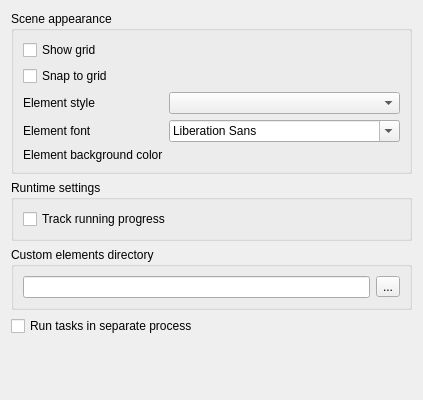
Above: src/plugins/workflow_designer/src/ui/WorkflowSettingsWidget.ui from violethaze74/ugene before the change. Below: the same form after it.
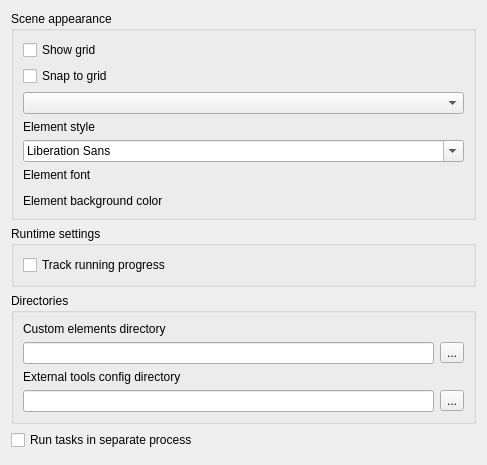
That is the form after the change.

Commit message: UGENE-253: external tool worker

Diff of the .ui file:
```diff
--- a/src/plugins/workflow_designer/src/ui/WorkflowSettingsWidget.ui
+++ b/src/plugins/workflow_designer/src/ui/WorkflowSettingsWidget.ui
@@ -6,67 +6,64 @@
    <rect>
     <x>0</x>
     <y>0</y>
-    <width>412</width>
-    <height>400</height>
+    <width>487</width>
+    <height>465</height>
    </rect>
   </property>
   <property name="windowTitle">
    <string>Resource settings</string>
   </property>
-  <layout class="QVBoxLayout" name="verticalLayout">
+  <layout class="QVBoxLayout" name="verticalLayout_4">
    <item>
     <widget class="QGroupBox" name="groupBox_2">
      <property name="title">
       <string>Scene appearance</string>
      </property>
-     <layout class="QFormLayout" name="formLayout">
-      <property name="fieldGrowthPolicy">
-       <enum>QFormLayout::AllNonFixedFieldsGrow</enum>
-      </property>
-      <item row="2" column="0">
+     <layout class="QVBoxLayout" name="verticalLayout_2">
+      <item>
+       <widget class="QCheckBox" name="gridBox">
+        <property name="text">
+         <string>Show grid</string>
+        </property>
+       </widget>
+      </item>
+      <item>
+       <widget class="QCheckBox" name="snapBox">
+        <property name="text">
+         <string>Snap to grid</string>
+        </property>
+       </widget>
+      </item>
+      <item>
+       <widget class="QComboBox" name="styleCombo"/>
+      </item>
+      <item>
        <widget class="QLabel" name="label_2">
         <property name="text">
          <string>Element style</string>
         </property>
        </widget>
       </item>
-      <item row="2" column="1">
-       <widget class="QComboBox" name="styleCombo"/>
+      <item>
+       <widget class="QFontComboBox" name="fontCombo"/>
       </item>
-      <item row="3" column="0">
+      <item>
        <widget class="QLabel" name="label">
         <property name="text">
          <string>Element font</string>
         </property>
        </widget>
       </item>
-      <item row="3" column="1">
-       <widget class="QFontComboBox" name="fontCombo"/>
+      <item>
+       <widget class="QWidget" name="colorWidget" native="true"/>
       </item>
-      <item row="4" column="0">
+      <item>
        <widget class="QLabel" name="label_3">
         <property name="text">
          <string>Element background color</string>
         </property>
        </widget>
       </item>
-      <item row="4" column="1">
-       <widget class="QWidget" name="colorWidget" native="true"/>
-      </item>
-      <item row="1" column="0">
-       <widget class="QCheckBox" name="snapBox">
-        <property name="text">
-         <string>Snap to grid</string>
-        </property>
-       </widget>
-      </item>
-      <item row="0" column="0">
-       <widget class="QCheckBox" name="gridBox">
-        <property name="text">
-         <string>Show grid</string>
-        </property>
-       </widget>
-      </item>
      </layout>
     </widget>
    </item>
@@ -89,19 +86,51 @@
    <item>
     <widget class="QGroupBox" name="groupBox_4">
      <property name="title">
-      <string>Custom elements directory</string>
+      <string>Directories</string>
      </property>
-     <layout class="QHBoxLayout" name="horizontalLayout">
+     <layout class="QVBoxLayout" name="verticalLayout">
       <item>
-       <widget class="QLineEdit" name="dirEdit"/>
+       <widget class="QLabel" name="label_4">
+        <property name="text">
+         <string>Custom elements directory</string>
+        </property>
+       </widget>
       </item>
       <item>
-       <widget class="QToolButton" name="dirButton">
+       <layout class="QHBoxLayout" name="horizontalLayout">
+        <item>
+         <widget class="QLineEdit" name="dirEdit"/>
+        </item>
+        <item>
+         <widget class="QToolButton" name="dirButton">
+          <property name="text">
+           <string>...</string>
+          </property>
+         </widget>
+        </item>
+       </layout>
+      </item>
+      <item>
+       <widget class="QLabel" name="label_5">
         <property name="text">
-         <string>...</string>
+         <string>External tools config directory</string>
         </property>
        </widget>
       </item>
+      <item>
+       <layout class="QHBoxLayout" name="horizontalLayout_2">
+        <item>
+         <widget class="QLineEdit" name="extToolDirEdit"/>
+        </item>
+        <item>
+         <widget class="QToolButton" name="extToolDirButton">
+          <property name="text">
+           <string>...</string>
+          </property>
+         </widget>
+        </item>
+       </layout>
+      </item>
      </layout>
     </widget>
    </item>
```
The commit also changes 29 other files.
